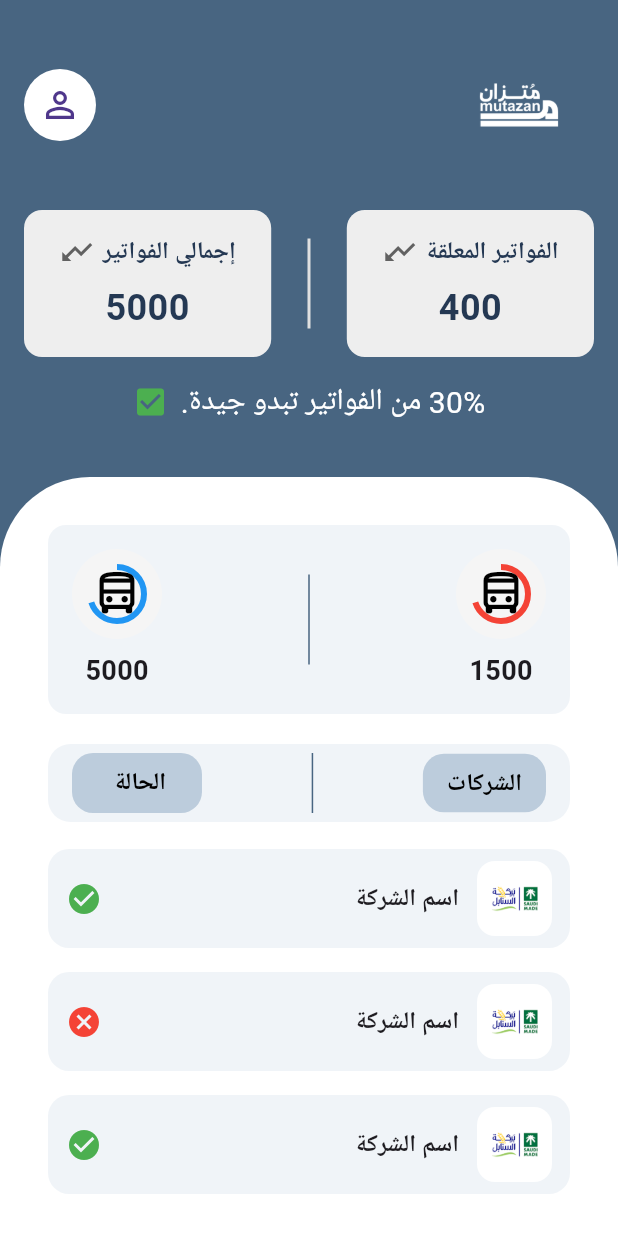
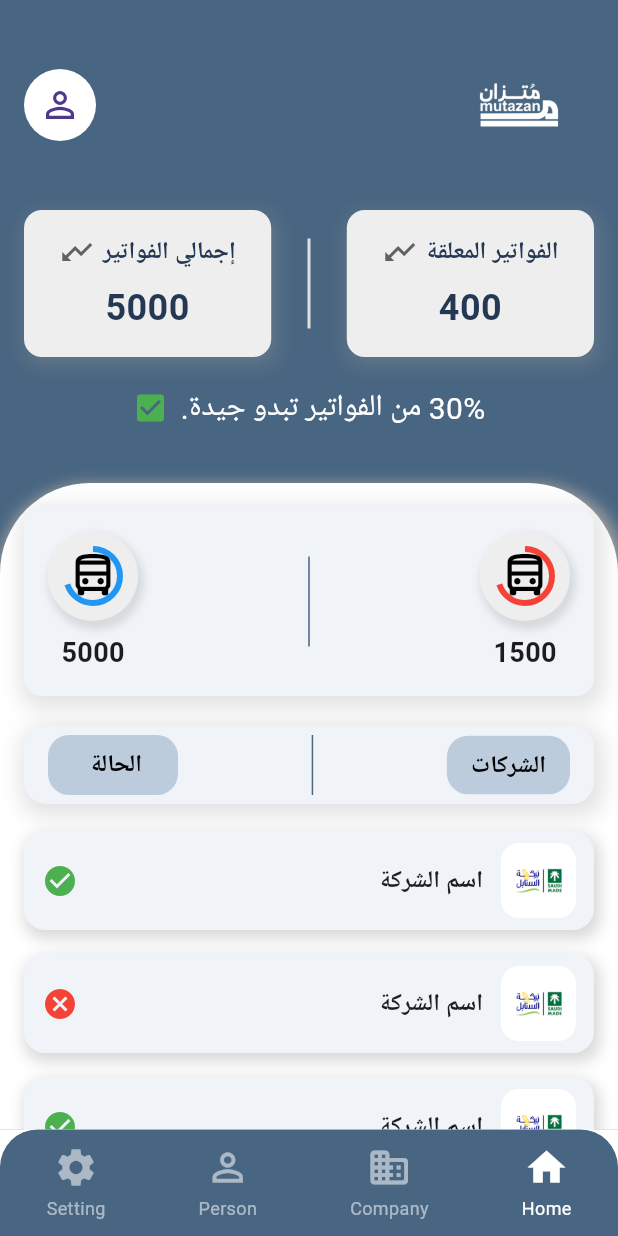
Before and after one commit to Azobad2024/mutazan_plus, a Flutter app: the Home screen opened by its route, on a phone screen of 412 x 824 dp. Run offline on Flutter 3.47's test engine with Material 3 defaults, Android fonts, the phone set to English and light mode, and no system bars; our stand-ins replace flutter_svg; Roboto replaces fonts that are missing (Khandevane); project files that could hold a hidden picture were left out.

Commit message:
add navbar

```diff
--- a/lib/view/Home.dart
+++ b/lib/view/Home.dart
@@ -1,11 +1,11 @@
 import 'package:flutter/material.dart';
 import 'package:mutazan_plus/constants.dart';
-import 'package:mutazan_plus/view/widgets/FooterWidget.dart';
-import 'package:mutazan_plus/view/widgets/HeaderWidget.dart';
-import 'package:mutazan_plus/view/widgets/HomeBody.dart';
+import 'package:mutazan_plus/view/widgets/footer_widget.dart';
+import 'package:mutazan_plus/view/widgets/header_widget.dart';
+import 'package:mutazan_plus/view/widgets/home_body.dart';
 import 'package:mutazan_plus/view/widgets/StatsWidget.dart';
 import 'package:mutazan_plus/view/widgets/container_radius.dart';
-
+import 'package:mutazan_plus/view/widgets/custom_navbar.dart';
 
 class Home extends StatelessWidget {
   static String routeName = "/Home";
@@ -15,23 +15,36 @@ class Home extends StatelessWidget {
     return Scaffold(
       backgroundColor: backgroundColor, // اللون الأساسي للخلفية
       body: SafeArea(
-        child: SingleChildScrollView(
         child: Column(
           crossAxisAlignment: CrossAxisAlignment.center,
           children: [
             const SizedBox(height: 20),
-              HeaderWidget(),
+            HeaderWidget(), // عنصر الرأس
             const SizedBox(height: 20),
-              StatsWidget(),
-              // Spacer(),
-              FooterWidget(),
+            StatsWidget(), // عنصر الإحصائيات
+            const SizedBox(height: 4,), // للحفاظ على توزيع المساحة
+            FooterWidget(), // عنصر التذييل
             const SizedBox(height: 20),
-              const ContainerRadius(
-                child: Homebody(),
+            // محتويات ContainerRadius
+            Expanded(
+              child: ContainerRadius(
+                child: SingleChildScrollView(
+                  child: Homebody(), // المحتوى المتحرك داخل ContainerRadius
+                ),
+              ),
             ),
           ],
         ),
       ),
+      // الخلفية البيضاء للجزء السفلي
+      bottomNavigationBar: Stack(
+        children: [
+          Container(
+            height: 60, // ارتفاع الجزء الأبيض
+            color: Colors.white, // لون الخلفية السفلية
+          ),
+          NavigationBarItems(selectedIndex: 0),
+        ],
       ),
     );
   }
--- a/lib/view/Login.dart
+++ b/lib/view/Login.dart
@@ -1,5 +1,5 @@
 import 'package:flutter/material.dart';
-import 'package:mutazan_plus/view/widgets/LoginScreen.dart';
+import 'package:mutazan_plus/view/widgets/login_screen.dart';
 
 import '../constants.dart';
 
--- a/lib/view/widgets/CompanyListWidget.dart
+++ /dev/null
@@ -1,141 +0,0 @@
-import 'package:flutter/material.dart';
-
-import '../../constants.dart'; // تأكد من أن الألوان والقيم مضبوطة في ملف constants
-
-class CompanyListWidget extends StatelessWidget {
-  @override
-  Widget build(BuildContext context) {
-    return Column(
-      children: List.generate(3, (index) {
-        return CompanyRowWidget(
-          name: "اسم الشركة",
-          status: index % 2 == 0 ? Icons.check_circle : Icons.cancel,
-          statusColor: index % 2 == 0 ? Colors.green : Colors.red,
-          imagePath: 'assets/images/images.png', // مسار صورة الشركة
-        );
-      }),
-    );
-  }
-}
-
-class CompanyRowWidget extends StatelessWidget {
-  final String name;
-  final IconData status;
-  final Color statusColor;
-  final String imagePath; // إضافة مسار الصورة
-
-  const CompanyRowWidget({
-    required this.name,
-    required this.status,
-    required this.statusColor,
-    required this.imagePath,
-  });
-
-  @override
-  Widget build(BuildContext context) {
-    return Padding(
-      padding: const EdgeInsets.symmetric(vertical: 8.0),
-      child: Container(
-        padding: EdgeInsets.symmetric(horizontal: 12, vertical: 8),
-        decoration: BoxDecoration(
-          color: containerColor, // لون الخلفية (من ملف constants)
-          borderRadius: BorderRadius.circular(14),
-        ),
-        child: Row(
-          mainAxisAlignment: MainAxisAlignment.spaceBetween,
-          children: [
-            ClipRRect(
-              borderRadius: BorderRadius.circular(12), // حواف الصورة
-              child: Image.asset(
-                imagePath, // الصورة
-                width: 50,
-                height: 50,
-                fit: BoxFit.cover, // ملء الصورة داخل الحاوية
-              ),
-            ),
-            SizedBox(width: 12,),
-            Expanded(
-              child: Text(
-              name,
-              style: TextStyle(fontSize: 16, fontWeight: FontWeight.bold),
-                textAlign: TextAlign.right,
-            ),
-            ),
-            SizedBox(width: 12,),
-            Icon(status, color: statusColor, size: 24),
-
-          ],
-        ),
-      ),
-    );
-  }
-}
-
-
-// import 'package:flutter/material.dart';
-//
-// import '../../constants.dart';
-//
-// class CompanyListWidget extends StatelessWidget {
-//   @override
-//   Widget build(BuildContext context) {
-//     return Column(
-//       children: List.generate(3, (index) {
-//         return CompanyRowWidget(
-//           name: "اسم الشركة",
-//           status: index % 2 == 0 ? Icons.check_circle : Icons.cancel,
-//           statusColor: index % 2 == 0 ? Colors.green : Colors.red,
-//         );
-//       }),
-//     );
-//   }
-// }
-//
-// class CompanyRowWidget extends StatelessWidget {
-//   final String name;
-//   final IconData status;
-//   final Color statusColor;
-//
-//   const CompanyRowWidget({
-//     required this.name,
-//     required this.status,
-//     required this.statusColor,
-//   });
-//
-//   @override
-//   Widget build(BuildContext context) {
-//     return Padding(
-//       padding: const EdgeInsets.symmetric(vertical: 8.0),
-//       child: Container(
-//         decoration: BoxDecoration(
-//           color: containerColor,
-//           borderRadius: BorderRadius.circular(14),
-//         ),
-//         child: Row(
-//           mainAxisAlignment: MainAxisAlignment.spaceBetween,
-//           children: [
-//             Row(
-//               children: [
-//                 Icon(status, color: statusColor, size: 24),
-//                 SizedBox(width: 12),
-//                 Text(
-//                   name,
-//                   style: TextStyle(fontSize: 16, fontWeight: FontWeight.bold),
-//                 ),
-//               ],
-//             ),
-//             Container(
-//               width: 40,
-//               height: 40,
-//               decoration: BoxDecoration(
-//                 border: Border.all(color: Colors.black, width: 1),
-//                 borderRadius: BorderRadius.circular(12),
-//                 color: container1Color,
-//               ),
-//             ),
-//           ],
-//         ),
-//       ),
-//     );
-//   }
-// }
--- a/lib/view/widgets/LoginScreen.dart
+++ /dev/null
@@ -1,106 +0,0 @@
-import 'package:flutter/material.dart';
-import 'package:mutazan_plus/view/widgets/login_screen_widget.dart';
-import 'container_radius.dart';
-
-class LoginScreen extends StatelessWidget {
-  @override
-  Widget build(BuildContext context) {
-    return const ContainerRadius(
-      child: LoginScreenWidget(),
-    );
-  }
-}
-
-
-
-
-// import 'package:flutter/material.dart';
-//
-//
-// class LoginScreen extends StatelessWidget {
-//   @override
-//   Widget build(BuildContext context) {
-//     return ContainerRadius();
-//   }
-// }
-//
-// class ContainerRadius extends StatelessWidget {
-//   const ContainerRadius({
-//     super.key,
-//   });
-//
-//   @override
-//   Widget build(BuildContext context) {
-//     return Container(
-//       padding: EdgeInsets.all(16),
-//       height: MediaQuery.of(context).size.height * 0.8,
-//       decoration: BoxDecoration(
-//         color: Colors.white,
-//         borderRadius: BorderRadius.only(
-//           topLeft: Radius.circular(60),
-//           topRight: Radius.circular(60),
-//         ),
-//       ),
-//       child: LoginScreenWidget(),
-//     );
-//   }
-// }
-//
-// class LoginScreenWidget extends StatelessWidget {
-//   const LoginScreenWidget({
-//     super.key,
-//   });
-//
-//   @override
-//   Widget build(BuildContext context) {
-//     return Column(
-//       crossAxisAlignment: CrossAxisAlignment.stretch,
-//       children: [
-//         SizedBox(height: 90),
-//         // Text("اسم المستخدم أو البريد الإلكتروني"),
-//         TextField(
-//           decoration: InputDecoration(
-//             labelText: 'اسم المستخدم أو البريد الإلكتروني',
-//             prefixIcon: Icon(Icons.email),
-//             border: OutlineInputBorder(),
-//           ),
-//         ),
-//         SizedBox(height: 40),
-//         // Text('كلمة المرور'),
-//         TextField(
-//           obscureText: true,
-//           decoration: InputDecoration(
-//             labelText: 'كلمة المرور',
-//             prefixIcon: Icon(Icons.key),
-//             border: OutlineInputBorder(),
-//           ),
-//         ),
-//         SizedBox(height: 8),
-//         Align(
-//           alignment: Alignment.centerLeft,
-//           child: TextButton(
-//             onPressed: () {},
-//             child: Text('هل نسيت كلمة السر؟'),
-//           ),
-//         ),
-//         SizedBox(height: 16),
-//         ElevatedButton(
-//           onPressed: () {},
-//           style: ElevatedButton.styleFrom(
-//             backgroundColor: Colors.indigo,
-//             padding: EdgeInsets.symmetric(vertical: 16),
-//           ),
-//           child: Text('تسجيل الدخول',style: TextStyle(color: Colors.white),),
-//         ),
-//         SizedBox(height: 16),
-//         Center(
-//           child: TextButton.icon(
-//             onPressed: () {},
-//             icon: Icon(Icons.fingerprint),
-//             label: Text('استخدم بصمة الإصبع للوصول'),
-//           ),
-//         ),
-//       ],
-//     );
-//   }
-// }
--- a/lib/view/widgets/StatCard1.dart
+++ /dev/null
@@ -1,38 +0,0 @@
-import 'package:flutter/material.dart';
-
-
-class StatCard1 extends StatelessWidget {
-  final IconData icon;
-  final String value;
-  final Color color;
-
-  const StatCard1({required this.icon, required this.value, required this.color});
-
-  @override
-  Widget build(BuildContext context) {
-    return Column(
-      children: [
-        Stack(
-          alignment: Alignment.center,
-          children: [
-            CircleAvatar(
-              radius: 30,
-              backgroundColor: Colors.grey[100],
-              child: CircularProgressIndicator(
-                value: 0.7, // النسبة المؤوية (تعديل القيمة حسب الحاجة)
-                color: color,
-                strokeWidth: 4,
-              ),
-            ),
-            Icon(icon, size: 35, color: Colors.black),
-          ],
-        ),
-        SizedBox(height: 8),
-        Text(
-          value,
-          style: TextStyle(fontSize: 18, fontWeight: FontWeight.bold),
-        ),
-      ],
-    );
-  }
-}
--- a/lib/view/widgets/StatsRowWidget.dart
+++ b/lib/view/widgets/StatsRowWidget.dart
@@ -2,7 +2,7 @@ import 'package:flutter/material.dart';
 
 import '../../constants.dart';
 import 'CustomTextField.dart';
-import 'StatCard1.dart';
+import 'stat_card_circle.dart';
 
 class StatsRowWidget extends StatelessWidget {
   @override
@@ -12,6 +12,14 @@ class StatsRowWidget extends StatelessWidget {
       decoration: BoxDecoration(
         color: containerColor,
         borderRadius: BorderRadius.circular(12),
+        boxShadow: [
+          BoxShadow(
+            color: Colors.grey.withOpacity(0.3), // لون الظل مع شفافية
+            spreadRadius: 4, // مقدار انتشار الظل
+            blurRadius: 12, // مقدار التشويش للظل
+            offset: const Offset(2, 4), // إزاحة الظل (أفقياً وعمودياً)
+          ),
+        ],
       ),
       child: Row(
         mainAxisAlignment: MainAxisAlignment.spaceBetween,
--- a/lib/view/widgets/StatsWidget.dart
+++ b/lib/view/widgets/StatsWidget.dart
@@ -1,6 +1,6 @@
 import 'package:flutter/material.dart';
 
-import 'StatCard.dart';
+import 'stat_card.dart';
 
 
 
--- /dev/null
+++ b/lib/view/widgets/company_list_widget.dart
@@ -0,0 +1,80 @@
+import 'package:flutter/material.dart';
+
+import '../../constants.dart';
+
+class CompanyListWidget extends StatelessWidget {
+  @override
+  Widget build(BuildContext context) {
+    return Column(
+      children: List.generate(3, (index) {
+        return CompanyRowWidget(
+          name: "اسم الشركة",
+          status: index % 2 == 0 ? Icons.check_circle : Icons.cancel,
+          statusColor: index % 2 == 0 ? Colors.green : Colors.red,
+          imagePath: 'assets/images/images.png',
+        );
+      }),
+    );
+  }
+}
+
+class CompanyRowWidget extends StatelessWidget {
+  final String name;
+  final IconData status;
+  final Color statusColor;
+  final String imagePath;
+
+  const CompanyRowWidget({
+    required this.name,
+    required this.status,
+    required this.statusColor,
+    required this.imagePath,
+  });
+
+  @override
+  Widget build(BuildContext context) {
+    return Padding(
+      padding: const EdgeInsets.symmetric(vertical: 8.0),
+      child: Container(
+        padding: EdgeInsets.symmetric(horizontal: 12, vertical: 8),
+        decoration: BoxDecoration(
+          color: containerColor,
+          borderRadius: BorderRadius.circular(14),
+          boxShadow: [
+            BoxShadow(
+              color: Colors.grey.withOpacity(0.4), // لون الظل مع شفافية
+              spreadRadius: 2,
+              blurRadius: 8,
+              offset: const Offset(2, 4),
+            ),
+          ],
+        ),
+        child: Row(
+          mainAxisAlignment: MainAxisAlignment.spaceBetween,
+          children: [
+            ClipRRect(
+              borderRadius: BorderRadius.circular(12),
+              child: Image.asset(
+                imagePath,
+                width: 50,
+                height: 50,
+                fit: BoxFit.cover,
+              ),
+            ),
+            const SizedBox(width: 12,),
+            Expanded(
+              child: Text(
+              name,
+              style: const TextStyle(fontSize: 16, fontWeight: FontWeight.bold),
+                textAlign: TextAlign.right,
+            ),
+            ),
+            const SizedBox(width: 12,),
+            Icon(status, color: statusColor, size: 24),
+
+          ],
+        ),
+      ),
+    );
+  }
+}
--- a/lib/view/widgets/container_radius.dart
+++ b/lib/view/widgets/container_radius.dart
@@ -1,4 +1,6 @@
 import 'package:flutter/material.dart';
+
+import '../../constants.dart';
 
 class ContainerRadius extends StatelessWidget {
   final Widget child; // متغير لاستقبال الـ child من الويدجت المستدعية
@@ -8,14 +10,22 @@ class ContainerRadius extends StatelessWidget {
   @override
   Widget build(BuildContext context) {
     return Container(
-      padding: EdgeInsets.all(16),
+      // padding: EdgeInsets.all(8),
       height: MediaQuery.of(context).size.height * 0.8,
       decoration: const BoxDecoration(
         color: Colors.white,
-        borderRadius: BorderRadius.only(
+        borderRadius: const BorderRadius.only(
           topLeft: Radius.circular(60),
           topRight: Radius.circular(60),
         ),
+        boxShadow: const [
+          BoxShadow(
+            spreadRadius: 3,
+            blurRadius: 8,
+            offset: const Offset(2, 4),
+            color: Colors.grey,
+          ),
+        ],
       ),
       child: child,
     );
--- /dev/null
+++ b/lib/view/widgets/custom_navbar.dart
@@ -0,0 +1,95 @@
+import 'package:flutter/material.dart';
+
+import '../../constants.dart';
+
+class NavigationBarItems extends StatefulWidget {
+  NavigationBarItems({super.key, required this.selectedIndex});
+  int selectedIndex;
+
+  @override
+  State<NavigationBarItems> createState() => _NavigationBarItemsState();
+}
+
+class _NavigationBarItemsState extends State<NavigationBarItems> {
+  @override
+  Widget build(BuildContext context) {
+    return ClipRRect(
+      borderRadius: const BorderRadius.only(
+        topLeft: Radius.circular(25),
+        topRight: Radius.circular(25),
+      ),
+      child: Container(
+        decoration: const BoxDecoration(
+          color: backgroundColor, // لون الناف بار
+          borderRadius: BorderRadius.only(
+            topLeft: Radius.circular(25),
+            topRight: Radius.circular(25),
+          ),
+          boxShadow: [
+            BoxShadow(
+              color: Colors.grey, // اللون الأبيض للظل
+              blurRadius: 15, // زيادة تشويش الظل ليبدو أوسع
+              spreadRadius: 5, // زيادة انتشار الظل ليغطي مساحة أكبر
+              offset: Offset(0, -4), // الظل نحو الأعلى
+            ),
+          ],
+        ),
+
+        padding: EdgeInsets.symmetric(vertical: 10),
+        child: Row(
+          mainAxisAlignment: MainAxisAlignment.spaceAround,
+          children: [
+            _buildNavItem(Icons.home, "Home", 0),
+            _buildNavItem(Icons.business_rounded, "Company", 1),
+            _buildNavItem(Icons.person_outline, "Person", 2),
+            _buildNavItem(Icons.settings, "Setting", 3),
+          ],
+        ),
+      ),
+    );
+  }
+
+  Widget _buildNavItem(IconData icon, String label, int index) {
+    return GestureDetector(
+      onTap: () {
+        setState(() {
+          widget.selectedIndex = index;
+        });
+
+        // التنقل بين الصفحات باستخدام Navigator
+        switch (index) {
+          case 0:
+            Navigator.pushNamed(context, '/Home');
+            break;
+          case 1:
+            Navigator.pushNamed(context, '/Company');
+            break;
+          case 2:
+            Navigator.pushNamed(context, '/profile');
+            break;
+          case 3:
+            Navigator.pushNamed(context, '/settings');
+            break;
+        }
+      },
+      child: Column(
+        mainAxisSize: MainAxisSize.min,
+        children: [
+          Icon(
+            icon,
+            size: 30,
+            color: widget.selectedIndex == index ? Colors.white : Colors.white54,
+          ),
+          const SizedBox(height: 4),
+          Text(
+            label,
+            style: TextStyle(
+              color: widget.selectedIndex == index ? Colors.white : Colors.white54,
+              fontSize: 12,
+            ),
+          ),
+        ],
+      ),
+    );
+  }
+}
--- a/lib/view/widgets/HeaderRowWidget.dart
+++ b/lib/view/widgets/header_row_widget.dart
@@ -10,18 +10,26 @@ class HeaderRowWidget extends StatelessWidget {
       decoration: BoxDecoration(
         borderRadius: BorderRadius.circular(15),
         color: containerColor,
+        boxShadow: [
+          BoxShadow(
+            color: Colors.grey.withOpacity(0.3), // لون الظل مع شفافية
+            spreadRadius: 4,
+            blurRadius: 12,
+            offset: const Offset(2, 4),
+          ),
+        ],
       ),
-      padding: EdgeInsets.symmetric(horizontal: 16,vertical: 6),
+      padding: const EdgeInsets.symmetric(horizontal: 16,vertical: 6),
       child: Row(
         mainAxisAlignment: MainAxisAlignment.spaceBetween,
         children: [
-          HeaderCard(title: "الشركات"),
+          const HeaderCard(title: "الشركات"),
           Container(
             width: 1,
             height: 40,
             color: backgroundColor,
           ),
-          HeaderCard(title: "  الحالة   "),
+          const HeaderCard(title: "  الحالة   "),
         ],
       ),
     );
@@ -36,14 +44,14 @@ class HeaderCard extends StatelessWidget {
   @override
   Widget build(BuildContext context) {
     return Container(
-      padding: EdgeInsets.symmetric(horizontal: 16, vertical: 8),
+      padding: const EdgeInsets.symmetric(horizontal: 16, vertical: 8),
       decoration: BoxDecoration(
         color: container1Color,
         borderRadius: BorderRadius.circular(14),
       ),
       child: Text(
         title,
-        style: TextStyle(fontSize: 16, fontWeight: FontWeight.bold, color: Colors.black),
+        style: const TextStyle(fontSize: 16, fontWeight: FontWeight.bold, color: Colors.black),
       ),
     );
   }
--- a/lib/view/widgets/HomeBody.dart
+++ b/lib/view/widgets/home_body.dart
@@ -1,7 +1,7 @@
 import 'package:flutter/material.dart';
 
-import 'CompanyListWidget.dart';
-import 'HeaderRowWidget.dart';
+import 'company_list_widget.dart';
+import 'header_row_widget.dart';
 import 'StatsRowWidget.dart';
 
 class Homebody extends StatelessWidget {
@@ -20,6 +20,8 @@ class Homebody extends StatelessWidget {
               HeaderRowWidget(), // صف العناوين (الشركات - الحالة)
               const SizedBox(height: 10),
               CompanyListWidget(), // قائمة الشركات
+              CompanyListWidget(), // قائمة الشركات
+              CompanyListWidget(), // قائمة الشركات
             ],
           ),
         ),
--- /dev/null
+++ b/lib/view/widgets/login_screen.dart
@@ -0,0 +1,12 @@
+import 'package:flutter/material.dart';
+import 'package:mutazan_plus/view/widgets/login_screen_body.dart';
+import 'container_radius.dart';
+
+class LoginScreen extends StatelessWidget {
+  @override
+  Widget build(BuildContext context) {
+    return const ContainerRadius(
+      child: LoginScreenWidget(),
+    );
+  }
+}
--- a/lib/view/widgets/login_screen_widget.dart
+++ b/lib/view/widgets/login_screen_body.dart
@@ -1,7 +1,7 @@
 import 'package:flutter/material.dart';
 
 import '../Home.dart';
-import 'CustomElevatedButton.dart';
+import 'custom_elevated_button.dart';
 import 'CustomTextField.dart';
 
 class LoginScreenWidget extends StatefulWidget {
--- a/lib/view/widgets/StatCard.dart
+++ b/lib/view/widgets/stat_card.dart
@@ -12,10 +12,18 @@ class StatCard extends StatelessWidget {
   Widget build(BuildContext context) {
     return Container(
       width: MediaQuery.of(context).size.width * 0.4,
-      padding: EdgeInsets.all(16),
+      padding: const EdgeInsets.all(16),
       decoration: BoxDecoration(
         color: Colors.grey[200],
         borderRadius: BorderRadius.circular(12),
+        boxShadow: [
+          BoxShadow(
+            color: Colors.grey.withOpacity(0.3), // لون الظل مع شفافية
+            spreadRadius: 2, // مقدار انتشار الظل
+            blurRadius: 10, // مقدار التشويش للظل
+            offset: const Offset(2, 4), // إزاحة الظل (أفقياً وعمودياً)
+          ),
+        ],
       ),
       child: Column(
         children: [
@@ -30,11 +38,12 @@ class StatCard extends StatelessWidget {
                   fontWeight: FontWeight.bold,
                 ),
               ),
-              const SizedBox(width: 5,),
-              Icon(Icons.trending_down, size: 24,
-                color: Colors.grey[700],),
-
-
+              const SizedBox(width: 5),
+              Icon(
+                Icons.trending_down,
+                size: 24,
+                color: Colors.grey[700],
+              ),
             ],
           ),
           const SizedBox(height: 8),
--- /dev/null
+++ b/lib/view/widgets/stat_card_circle.dart
@@ -0,0 +1,50 @@
+import 'package:flutter/material.dart';
+
+class StatCard1 extends StatelessWidget {
+  final IconData icon;
+  final String value;
+  final Color color;
+
+  const StatCard1({required this.icon, required this.value, required this.color});
+
+  @override
+  Widget build(BuildContext context) {
+    return Column(
+      children: [
+        Stack(
+          alignment: Alignment.center,
+          children: [
+            Container(
+              decoration: BoxDecoration(
+                shape: BoxShape.circle,
+                boxShadow: [
+                  BoxShadow(
+                    color: Colors.grey.withOpacity(0.3), // لون الظل مع شفافية
+                    spreadRadius: 2, // مقدار انتشار الظل
+                    blurRadius: 4, // مقدار التشويش للظل
+                    offset: Offset(2, 4), // إزاحة الظل (أفقياً وعمودياً)
+                  ),
+                ],
+              ),
+              child: CircleAvatar(
+                radius: 30,
+                backgroundColor: Colors.grey[200],
+                child: CircularProgressIndicator(
+                  value: 0.7, // النسبة المؤوية (تعديل القيمة حسب الحاجة)
+                  color: color,
+                  strokeWidth: 4,
+                ),
+              ),
+            ),
+            Icon(icon, size: 35, color: Colors.black),
+          ],
+        ),
+        SizedBox(height: 8),
+        Text(
+          value,
+          style: TextStyle(fontSize: 18, fontWeight: FontWeight.bold),
+        ),
+      ],
+    );
+  }
+}
```
Also changed, not shown: lib/view/widgets/CustomTextField.dart (line endings or trailing spaces), lib/view/widgets/custom_elevated_button.dart (renamed from lib/view/widgets/CustomElevatedButton.dart), lib/view/widgets/footer_widget.dart (renamed from lib/view/widgets/FooterWidget.dart), lib/view/widgets/header_widget.dart (renamed from lib/view/widgets/HeaderWidget.dart). Lines whose indentation alone changed are shown as unchanged.
